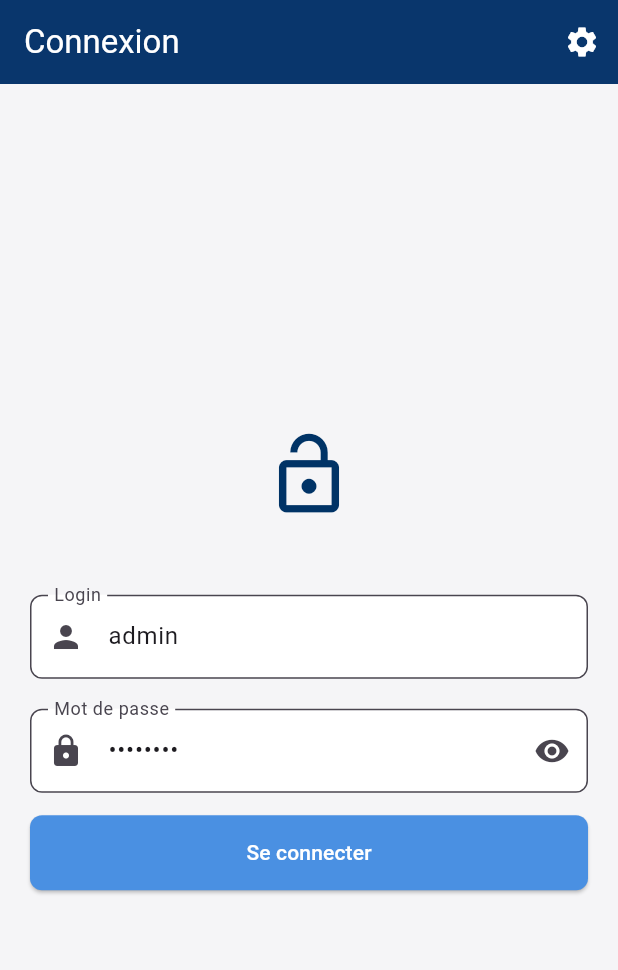
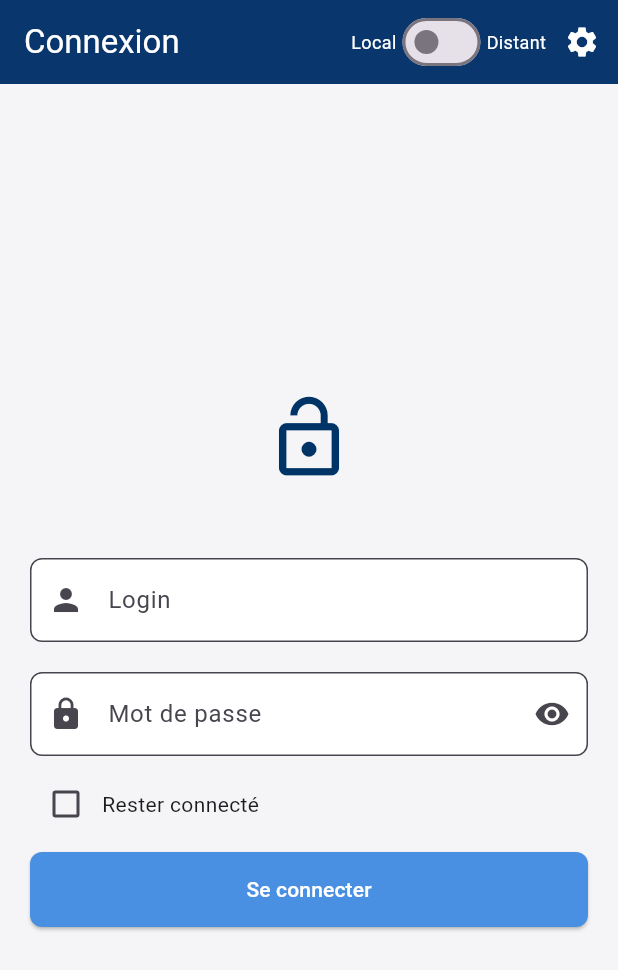
Before and after one commit to airm5500/prestige_vente_app, a Flutter app: the HomeScreen screen opened directly, after a tap on the "logout" icon, on a phone screen of 412 x 824 dp. Shown: the top 970 px of the screen. Run offline on Flutter 3.47's test engine with Material 3 defaults, Android fonts, the phone set to English and light mode, and no system bars; our stand-ins replace cookie_jar, dio, dio_cookie_manager, fl_chart, shared_preferences; missing offline and left inert: sunmi_printer_plus; accounts and stored records are empty; network calls fail.

Commit message:
ecran de connexion, accueil, modification

```diff
--- a/lib/api/api_service.dart
+++ b/lib/api/api_service.dart
@@ -1,8 +1,7 @@
 // lib/api/api_service.dart
-// 28/09/2025 13:41
+// 28/09/2025 20:33
 import 'package:dio/dio.dart';
-import 'package:dio_cookie_manager/dio_cookie_manager.dart';
-import 'package:cookie_jar/cookie_jar.dart';
+import 'package:prestige_vente_app/api/dio_client.dart';
 import 'package:prestige_vente_app/api/models/officine.dart';
 import 'package:prestige_vente_app/api/models/user.dart';
 import 'package:prestige_vente_app/api/models/product.dart';
@@ -11,13 +10,10 @@ import 'package:prestige_vente_app/api/models/product_stats.dart';
 import 'package:prestige_vente_app/api/models/product_search_result.dart';
 
 class ApiService {
-  final Dio _dio;
-  final String baseUrl;
+  late Dio _dio;
 
-  ApiService({required this.baseUrl})
-      : _dio = Dio(BaseOptions(baseUrl: baseUrl)) {
-    _dio.interceptors.add(CookieManager(CookieJar()));
-    _dio.interceptors.add(LogInterceptor(responseBody: true, requestBody: true));
+  ApiService({required String baseUrl}) {
+    _dio = DioClient.getClient(baseUrl);
   }
 
   Future<User?> login(String login, String password) async {
--- /dev/null
+++ b/lib/api/dio_client.dart
@@ -0,0 +1,27 @@
+// lib/api/dio_client.dart
+// 28/09/2025 20:30
+import 'package:dio/dio.dart';
+import 'package:dio_cookie_manager/dio_cookie_manager.dart';
+import 'package:cookie_jar/cookie_jar.dart';
+
+class DioClient {
+  // On crée une seule instance de CookieJar
+  static final CookieJar _cookieJar = CookieJar();
+
+  // On crée une seule instance de Dio
+  static final Dio _dio = _createDio();
+
+  static Dio _createDio() {
+    final dio = Dio();
+    // On attache le CookieJar unique
+    dio.interceptors.add(CookieManager(_cookieJar));
+    dio.interceptors.add(LogInterceptor(responseBody: true, requestBody: true));
+    return dio;
+  }
+
+  // Méthode pour obtenir le client Dio configuré
+  static Dio getClient(String baseUrl) {
+    _dio.options.baseUrl = baseUrl;
+    return _dio;
+  }
+}
--- a/lib/providers/auth_provider.dart
+++ b/lib/providers/auth_provider.dart
@@ -1,5 +1,5 @@
 // lib/providers/auth_provider.dart
-// 28/09/2025 03:29
+// 28/09/2025 21:06
 import 'package:flutter/material.dart';
 import 'package:prestige_vente_app/api/api_service.dart';
 import 'package:prestige_vente_app/api/models/officine.dart';
@@ -8,8 +8,7 @@ import 'package:prestige_vente_app/api/models/user.dart';
 enum AuthStatus { Uninitialized, Authenticated, Unauthenticated, Loading }
 
 class AuthProvider with ChangeNotifier {
-  // CORRECTION : Reçoit ApiService au lieu de SettingsProvider
-  final ApiService _apiService;
+  ApiService _apiService;
 
   AuthStatus _status = AuthStatus.Uninitialized;
   User? _user;
@@ -21,8 +20,12 @@ class AuthProvider with ChangeNotifier {
   Officine? get officine => _officine;
   String? get errorMessage => _errorMessage;
 
-  // CORRECTION : Le constructeur prend ApiService
   AuthProvider(this._apiService);
+
+  // MODIFICATION : Ajout de cette méthode pour la mise à jour par ProxyProvider
+  void updateApiService(ApiService newApiService) {
+    _apiService = newApiService;
+  }
 
   Future<bool> login(String login, String password) async {
     _status = AuthStatus.Loading;
@@ -34,7 +37,6 @@ class AuthProvider with ChangeNotifier {
     if (user != null) {
       _user = user;
       _status = AuthStatus.Authenticated;
-      await _loadOfficineInfo();
       notifyListeners();
       return true;
     } else {
@@ -45,7 +47,7 @@ class AuthProvider with ChangeNotifier {
     }
   }
 
-  Future<void> _loadOfficineInfo() async {
+  Future<void> loadOfficineInfo() async {
     _officine = await _apiService.fetchOfficineInfo();
     notifyListeners();
   }
--- a/lib/providers/product_search_provider.dart
+++ b/lib/providers/product_search_provider.dart
@@ -1,5 +1,5 @@
 // lib/providers/product_search_provider.dart
-// 28/09/2025 03:34
+// 28/09/2025 21:11
 import 'package:flutter/material.dart';
 import 'package:intl/intl.dart';
 import 'package:prestige_vente_app/api/api_service.dart';
@@ -14,9 +14,13 @@ class MonthlyComparisonData {
 }
 
 class ProductSearchProvider with ChangeNotifier {
-  final ApiService _apiService;
+  ApiService _apiService;
 
   ProductSearchProvider(this._apiService);
+
+  void updateApiService(ApiService newApiService) {
+    _apiService = newApiService;
+  }
 
   bool _isLoading = false;
   List<ProductDetails> _searchResults = [];
--- a/lib/providers/product_stats_provider.dart
+++ b/lib/providers/product_stats_provider.dart
@@ -1,13 +1,17 @@
 // lib/providers/product_stats_provider.dart
-// 28/09/2025 03:33
+// 28/09/2025 21:10
 import 'package:flutter/material.dart';
 import 'package:prestige_vente_app/api/api_service.dart';
 import 'package:prestige_vente_app/api/models/product_stats.dart';
 
 class ProductStatsProvider with ChangeNotifier {
-  final ApiService _apiService;
+  ApiService _apiService;
 
   ProductStatsProvider(this._apiService);
+
+  void updateApiService(ApiService newApiService) {
+    _apiService = newApiService;
+  }
 
   bool _isLoading = false;
   List<ProductAnnualSale> _searchResults = [];
--- a/lib/providers/settings_provider.dart
+++ b/lib/providers/settings_provider.dart
@@ -1,42 +1,93 @@
 // lib/providers/settings_provider.dart
-// 28/09/2025 00:18
+// 28/09/2025 20:20
 import 'package:flutter/material.dart';
 import 'package:shared_preferences/shared_preferences.dart';
 import 'package:dio/dio.dart';
 
 class SettingsProvider with ChangeNotifier {
-  // Clés pour le stockage local
   static const String _localIpKey = 'local_ip';
   static const String _remoteIpKey = 'remote_ip';
   static const String _appNameKey = 'app_name';
   static const String _portKey = 'port';
+  // MODIFICATION : Nouvelles clés pour les préférences
+  static const String _isRemoteKey = 'is_remote';
+  static const String _stayConnectedKey = 'stay_connected';
+  static const String _savedLoginKey = 'saved_login';
+  static const String _savedPasswordKey = 'saved_password';
+
 
   String _localIp = '';
   String _remoteIp = '';
-  String _appName = 'prestige'; // Valeur par défaut
-  String _port = '8080'; // Valeur par défaut
+  String _appName = 'prestige';
+  String _port = '8080';
+  // MODIFICATION : Nouveaux états
+  bool _isRemote = false;
+  bool _stayConnected = false;
+  String _savedLogin = '';
 
-  // Getters pour accéder aux valeurs
   String get localIp => _localIp;
   String get remoteIp => _remoteIp;
   String get appName => _appName;
   String get port => _port;
-  String get baseUrl => 'http://$_localIp:$_port/$_appName/api/v1';
+  bool get isRemote => _isRemote;
+  bool get stayConnected => _stayConnected;
+  String get savedLogin => _savedLogin;
+
+  // Le baseUrl s'adapte maintenant au mode de connexion choisi
+  String get baseUrl {
+    final ip = _isRemote ? _remoteIp : _localIp;
+    return 'http://$ip:$_port/$_appName/api/v1';
+  }
 
   bool _isLoading = false;
   bool get isLoading => _isLoading;
 
-  // Charge les paramètres depuis SharedPreferences
+  // Charge tous les paramètres au démarrage
   Future<void> loadSettings() async {
     final prefs = await SharedPreferences.getInstance();
     _localIp = prefs.getString(_localIpKey) ?? '';
     _remoteIp = prefs.getString(_remoteIpKey) ?? '';
     _appName = prefs.getString(_appNameKey) ?? 'prestige';
     _port = prefs.getString(_portKey) ?? '8080';
+    _isRemote = prefs.getBool(_isRemoteKey) ?? false;
+    _stayConnected = prefs.getBool(_stayConnectedKey) ?? false;
+    _savedLogin = prefs.getString(_savedLoginKey) ?? '';
     notifyListeners();
   }
 
-  // Sauvegarde les paramètres
+  // Récupère le mot de passe sauvegardé (uniquement quand c'est nécessaire)
+  Future<String> getSavedPassword() async {
+    final prefs = await SharedPreferences.getInstance();
+    return prefs.getString(_savedPasswordKey) ?? '';
+  }
+
+  // Sauvegarde les identifiants si "Rester connecté" est coché
+  Future<void> saveCredentials(String login, String password, bool stayConnected) async {
+    _stayConnected = stayConnected;
+    final prefs = await SharedPreferences.getInstance();
+    await prefs.setBool(_stayConnectedKey, _stayConnected);
+
+    if (_stayConnected) {
+      await prefs.setString(_savedLoginKey, login);
+      await prefs.setString(_savedPasswordKey, password);
+      _savedLogin = login;
+    } else {
+      // Si décoché, on supprime les identifiants sauvegardés
+      await prefs.remove(_savedLoginKey);
+      await prefs.remove(_savedPasswordKey);
+      _savedLogin = '';
+    }
+    notifyListeners();
+  }
+
+  // Change le mode de connexion et le sauvegarde
+  Future<void> setConnectionMode(bool isRemote) async {
+    _isRemote = isRemote;
+    final prefs = await SharedPreferences.getInstance();
+    await prefs.setBool(_isRemoteKey, isRemote);
+    notifyListeners();
+  }
+
   Future<bool> saveSettings({
     required String localIp,
     required String remoteIp,
@@ -44,7 +95,6 @@ class SettingsProvider with ChangeNotifier {
     required String port,
   }) async {
     _setLoading(true);
-    // Ping automatique avant de sauvegarder
     final isPingSuccessful = await ping(localIp, port, appName);
     if (!isPingSuccessful) {
       _setLoading(false);
@@ -66,21 +116,16 @@ class SettingsProvider with ChangeNotifier {
     return true;
   }
 
-  // Fonction pour tester la connectivité au serveur
   Future<bool> ping(String ip, String port, String appName) async {
     if (ip.isEmpty) return false;
-    final url = 'http://$ip:$port/$appName/api/v1/user/auth'; // On ping un endpoint connu
+    final url = 'http://$ip:$port/$appName/api/v1/user/auth';
     try {
       final dio = Dio();
-      // On envoie une requête qui échouera l'authentification mais confirmera la connexion
       await dio.post(url, data: {}, options: Options(receiveDataWhenStatusError: true));
-      return true; // Si on arrive ici, le serveur a répondu
+      return true;
     } on DioException catch (e) {
-      // Une réponse 400 ou 500 est OK, ça veut dire que le serveur est accessible
-      if (e.response != null) {
-        return true;
-      }
-      return false; // Erreur réseau
+      if (e.response != null) { return true; }
+      return false;
     } catch (_) {
       return false;
     }
--- a/lib/screens/auth/login_screen.dart
+++ b/lib/screens/auth/login_screen.dart
@@ -1,6 +1,7 @@
 // lib/screens/auth/login_screen.dart
-// 28/09/2025 00:29
+// 28/09/2025 20:58
 import 'package:flutter/material.dart';
+import 'package:prestige_vente_app/providers/settings_provider.dart';
 import 'package:prestige_vente_app/screens/auth/settings_screen.dart';
 import 'package:provider/provider.dart';
 import 'package:prestige_vente_app/providers/auth_provider.dart';
@@ -16,19 +17,48 @@ class LoginScreen extends StatefulWidget {
 
 class _LoginScreenState extends State<LoginScreen> {
   final _formKey = GlobalKey<FormState>();
-  final _loginController = TextEditingController(text: 'admin'); // Valeur pour test
-  final _passwordController = TextEditingController(text: 'dcph1995'); // Valeur pour test
+  final _loginController = TextEditingController();
+  final _passwordController = TextEditingController();
   bool _isPasswordVisible = false;
+  bool _stayConnected = false;
+
+  @override
+  void initState() {
+    super.initState();
+    _loadPreferences();
+  }
+
+  Future<void> _loadPreferences() async {
+    final settings = Provider.of<SettingsProvider>(context, listen: false);
+    setState(() {
+      _stayConnected = settings.stayConnected;
+    });
+
+    if (settings.stayConnected) {
+      _loginController.text = settings.savedLogin;
+      _passwordController.text = await settings.getSavedPassword();
+    }
+  }
 
   Future<void> _submit() async {
     if (_formKey.currentState!.validate()) {
       final authProvider = Provider.of<AuthProvider>(context, listen: false);
+      final settingsProvider = Provider.of<SettingsProvider>(context, listen: false);
+
       final success = await authProvider.login(
         _loginController.text,
         _passwordController.text,
       );
 
       if (mounted && success) {
+        await authProvider.loadOfficineInfo();
+
+        await settingsProvider.saveCredentials(
+          _loginController.text,
+          _passwordController.text,
+          _stayConnected,
+        );
+
         Navigator.of(context).pushReplacement(
           MaterialPageRoute(builder: (_) => const HomeScreen()),
         );
@@ -38,22 +68,45 @@ class _LoginScreenState extends State<LoginScreen> {
 
   @override
   Widget build(BuildContext context) {
-    final authProvider = Provider.of<AuthProvider>(context);
-
+    return Consumer<SettingsProvider>(
+      builder: (context, settings, child) {
         return Scaffold(
           appBar: AppBar(
             title: const Text('Connexion'),
             actions: [
+              Row(
+                children: [
+                  const Text('Local', style: TextStyle(fontSize: 12)),
+                  Switch(
+                    value: settings.isRemote,
+                    onChanged: (value) {
+                      if (value && settings.remoteIp.isEmpty) {
+                        Constants.showSnackBar(
+                          context,
+                          'Veuillez renseigner une IP Distante dans la configuration.',
+                          isError: true,
+                        );
+                        return;
+                      }
+                      settings.setConnectionMode(value);
+                    },
+                  ),
+                  const Text('Distant', style: TextStyle(fontSize: 12)),
                   IconButton(
                     icon: const Icon(Icons.settings),
                     onPressed: () {
-              Navigator.of(context).push(MaterialPageRoute(builder: (_) => const SettingsScreen()));
+                      Navigator.of(context).push(MaterialPageRoute(builder: (_) => SettingsScreen()));
                     },
                     tooltip: 'Configuration',
                   ),
                 ],
               ),
-      body: Center(
+            ],
+          ),
+          body: child,
+        );
+      },
+      child: Center(
         child: SingleChildScrollView(
           padding: const EdgeInsets.all(20.0),
           child: ConstrainedBox(
@@ -63,15 +116,8 @@ class _LoginScreenState extends State<LoginScreen> {
               child: Column(
                 crossAxisAlignment: CrossAxisAlignment.stretch,
                 children: [
-                  const Icon(Icons.lock_open, size: 60, color: AppColors.primary),
+                  Icon(Icons.lock_open, size: 60, color: AppColors.primary),
                   const SizedBox(height: 20),
-                  // Affichage du nom du pharmacien titulaire si disponible
-                  if (authProvider.officine != null)
-                    Text(
-                      authProvider.officine!.fullName,
-                      textAlign: TextAlign.center,
-                      style: const TextStyle(fontSize: 18, fontWeight: FontWeight.bold, color: AppColors.primary),
-                    ),
                   const SizedBox(height: 30),
                   TextFormField(
                     controller: _loginController,
@@ -92,23 +138,47 @@ class _LoginScreenState extends State<LoginScreen> {
                     ),
                     validator: (value) => value!.isEmpty ? 'Veuillez saisir votre mot de passe' : null,
                   ),
-                  const SizedBox(height: 15),
-                  // Affiche le message d'erreur si la connexion échoue
-                  if (authProvider.status == AuthStatus.Unauthenticated && authProvider.errorMessage != null)
                   Padding(
+                    padding: const EdgeInsets.symmetric(vertical: 8.0),
+                    child: Row(
+                      children: [
+                        Checkbox(
+                          value: _stayConnected,
+                          onChanged: (value) {
+                            setState(() {
+                              _stayConnected = value ?? false;
+                            });
+                          },
+                        ),
+                        const Text('Rester connecté'),
+                      ],
+                    ),
+                  ),
+                  Consumer<AuthProvider>(
+                    builder: (context, auth, _) {
+                      if (auth.status == AuthStatus.Unauthenticated && auth.errorMessage != null) {
+                        return Padding(
                           padding: const EdgeInsets.only(bottom: 15.0),
                           child: Text(
-                        authProvider.errorMessage!,
+                            auth.errorMessage!,
                             textAlign: TextAlign.center,
                             style: const TextStyle(color: AppColors.error, fontWeight: FontWeight.bold),
                           ),
+                        );
+                      }
+                      return const SizedBox.shrink();
+                    },
                   ),
-                  authProvider.status == AuthStatus.Loading
+                  Consumer<AuthProvider>(
+                    builder: (context, auth, _) {
+                      return auth.status == AuthStatus.Loading
                           ? const Center(child: CircularProgressIndicator())
                           : ElevatedButton(
                         onPressed: _submit,
                         style: ElevatedButton.styleFrom(padding: const EdgeInsets.symmetric(vertical: 15)),
                         child: const Text('Se connecter'),
+                      );
+                    },
                   ),
                 ],
               ),
--- a/lib/screens/home/home_screen.dart
+++ b/lib/screens/home/home_screen.dart
@@ -1,5 +1,5 @@
 // lib/screens/home/home_screen.dart
-// 28/09/2025 17:33
+// 28/09/2025 20:57
 import 'package:flutter/material.dart';
 import 'package:prestige_vente_app/screens/auth/login_screen.dart';
 import 'package:prestige_vente_app/screens/pre_vente/pre_vente_screen.dart';
@@ -17,12 +17,14 @@ class HomeScreen extends StatelessWidget {
   @override
   Widget build(BuildContext context) {
     final authProvider = Provider.of<AuthProvider>(context, listen: false);
-    final user = authProvider.user;
-    final officine = authProvider.officine;
 
     return Scaffold(
       appBar: AppBar(
-        title: Text(officine?.nomComplet ?? 'Prestige Vente'),
+        title: Consumer<AuthProvider>(
+          builder: (context, auth, child) {
+            return Text(auth.officine?.nomComplet ?? 'Prestige Vente');
+          },
+        ),
         actions: [
           IconButton(
             icon: const Icon(Icons.logout),
@@ -43,8 +45,12 @@ class HomeScreen extends StatelessWidget {
           child: Column(
             crossAxisAlignment: CrossAxisAlignment.start,
             children: [
-              Card(
-                color: AppColors.primary.withOpacity(0.1),
+              Consumer<AuthProvider>(
+                builder: (context, auth, child) {
+                  final officine = auth.officine;
+
+                  return Card(
+                    color: AppColors.primary.withAlpha(26),
                     elevation: 0,
                     child: Padding(
                       padding: const EdgeInsets.all(16.0),
@@ -56,12 +62,14 @@ class HomeScreen extends StatelessWidget {
                             child: Column(
                               crossAxisAlignment: CrossAxisAlignment.start,
                               children: [
+                                // MODIFICATION : Nouveau message de bienvenue
                                 Text(
-                              'Bienvenue, ${user?.firstName ?? ''}',
+                                  'Bienvenu(e) à ${officine?.nomComplet ?? ''}',
                                   style: const TextStyle(fontSize: 20, fontWeight: FontWeight.bold),
                                   overflow: TextOverflow.ellipsis,
                                 ),
                                 if (officine != null)
+                                // MODIFICATION : Nom du pharmacien en dessous
                                   Text(
                                     officine.fullName,
                                     style: const TextStyle(fontSize: 16, color: Colors.black54),
@@ -73,6 +81,8 @@ class HomeScreen extends StatelessWidget {
                         ],
                       ),
                     ),
+                  );
+                },
               ),
               const SizedBox(height: 24),
               Expanded(
@@ -81,7 +91,6 @@ class HomeScreen extends StatelessWidget {
                   crossAxisSpacing: 16,
                   mainAxisSpacing: 16,
                   children: [
-                    // MODIFICATION : Ajout de couleurs douces
                     MenuButton(
                       icon: Icons.point_of_sale,
                       label: 'Pre/Vente',
--- a/lib/screens/pre_vente/tabs/vente_tab.dart
+++ b/lib/screens/pre_vente/tabs/vente_tab.dart
@@ -1,5 +1,5 @@
 // lib/screens/pre_vente/tabs/vente_tab.dart
-// 28/09/2025 18:38
+// 28/09/2025 20:09
 import 'dart:async';
 import 'package:flutter/material.dart';
 import 'package:prestige_vente_app/api/models/product.dart';
@@ -276,6 +276,7 @@ class _VenteTabState extends State<VenteTab> {
 
             if (saleProvider.searchResults.isNotEmpty)
               Container(
+                // MODIFICATION : Remplacement de withOpacity
                 color: Theme.of(context).scaffoldBackgroundColor.withAlpha(242),
                 child: Scrollbar(
                   child: ListView.builder(
```
Also changed, not shown: lib/main.dart (+12 -10 lines), lib/providers/sale_provider.dart (+26 -6 lines), lib/screens/pre_vente/pre_vente_screen.dart (+7 -7 lines). Lines whose indentation alone changed are shown as unchanged.
